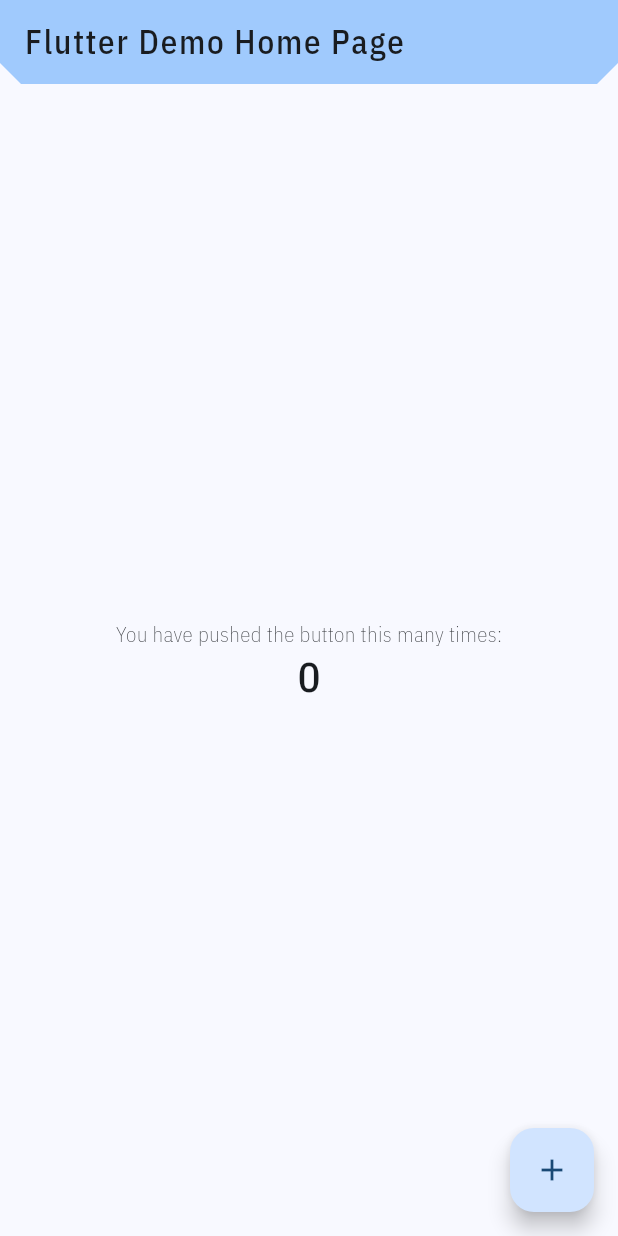
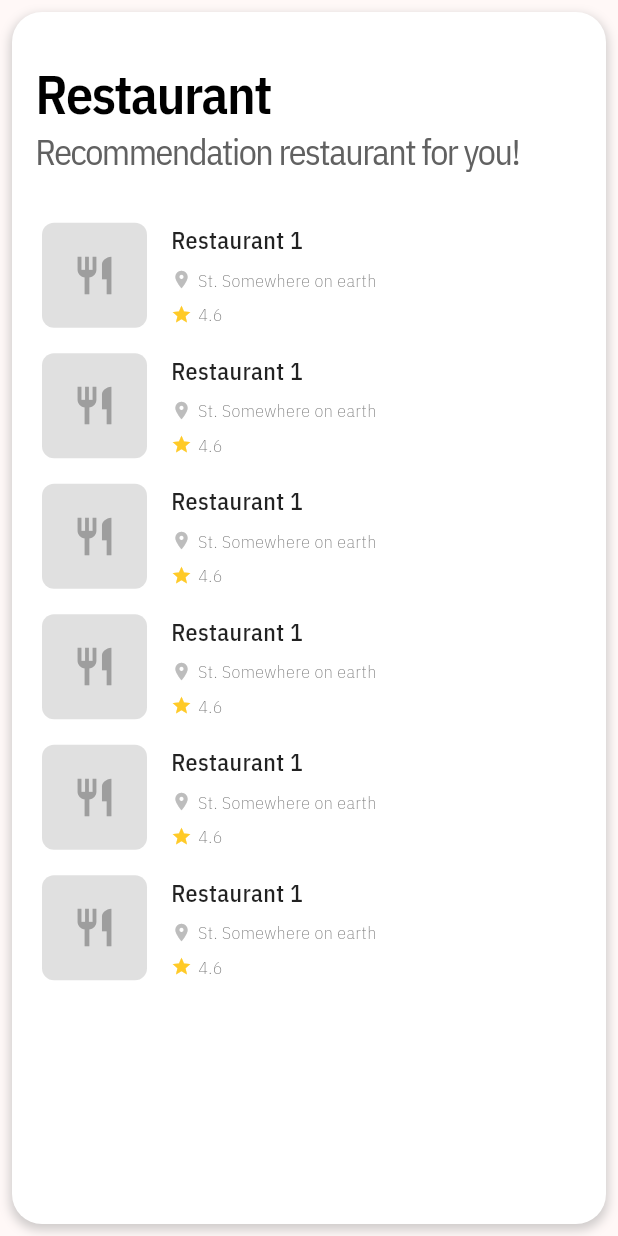
Before and after one commit to abdullohumar/restaurant_app, a Flutter app: the screen it shows after launch, on a phone screen of 412 x 824 dp. Run offline on Flutter 3.47's test engine with Material 3 defaults, Android fonts, the light colour scheme and no system bars; project files that could hold a hidden picture were left out.

Commit message:
home screen UI

```diff
--- a/lib/main.dart
+++ b/lib/main.dart
@@ -1,4 +1,6 @@
 import 'package:flutter/material.dart';
+import 'package:restaurant_app/screen/home/home_screen.dart';
+import 'package:restaurant_app/static/navigation_route.dart';
 import 'package:restaurant_app/style/theme/restaurant_theme.dart';
 
 void main() {
@@ -17,93 +19,11 @@
       theme: RestaurantTheme.lightTheme,
       darkTheme: RestaurantTheme.darkTheme,
       themeMode: ThemeMode.system,
-      home: const MyHomePage(title: 'Flutter Demo Home Page'),
+      initialRoute: NavigationRoute.mainRoute.path,
+      routes: {
+        NavigationRoute.mainRoute.path: (context) => const HomeScreen(),
+        // NavigationRoute.detailRoute.path: (context) => const DetailScreen(),
+      },
     );
   }
 }
-
-class MyHomePage extends StatefulWidget {
-  const MyHomePage({super.key, required this.title});
-
-  // This widget is the home page of your application. It is stateful, meaning
-  // that it has a State object (defined below) that contains fields that affect
-  // how it looks.
-
-  // This class is the configuration for the state. It holds the values (in this
-  // case the title) provided by the parent (in this case the App widget) and
-  // used by the build method of the State. Fields in a Widget subclass are
-  // always marked "final".
-
-  final String title;
-
-  @override
-  State<MyHomePage> createState() => _MyHomePageState();
-}
-
-class _MyHomePageState extends State<MyHomePage> {
-  int _counter = 0;
-
-  void _incrementCounter() {
-    setState(() {
-      // This call to setState tells the Flutter framework that something has
-      // changed in this State, which causes it to rerun the build method below
-      // so that the display can reflect the updated values. If we changed
-      // _counter without calling setState(), then the build method would not be
-      // called again, and so nothing would appear to happen.
-      _counter++;
-    });
-  }
-
-  @override
-  Widget build(BuildContext context) {
-    // This method is rerun every time setState is called, for instance as done
-    // by the _incrementCounter method above.
-    //
-    // The Flutter framework has been optimized to make rerunning build methods
-    // fast, so that you can just rebuild anything that needs updating rather
-    // than having to individually change instances of widgets.
-    return Scaffold(
-      appBar: AppBar(
-        // TRY THIS: Try changing the color here to a specific color (to
-        // Colors.amber, perhaps?) and trigger a hot reload to see the AppBar
-        // change color while the other colors stay the same.
-        backgroundColor: Theme.of(context).colorScheme.inversePrimary,
-        // Here we take the value from the MyHomePage object that was created by
-        // the App.build method, and use it to set our appbar title.
-        title: Text(widget.title),
-      ),
-      body: Center(
-        // Center is a layout widget. It takes a single child and positions it
-        // in the middle of the parent.
-        child: Column(
-          // Column is also a layout widget. It takes a list of children and
-          // arranges them vertically. By default, it sizes itself to fit its
-          // children horizontally, and tries to be as tall as its parent.
-          //
-          // Column has various properties to control how it sizes itself and
-          // how it positions its children. Here we use mainAxisAlignment to
-          // center the children vertically; the main axis here is the vertical
-          // axis because Columns are vertical (the cross axis would be
-          // horizontal).
-          //
-          // TRY THIS: Invoke "debug painting" (choose the "Toggle Debug Paint"
-          // action in the IDE, or press "p" in the console), to see the
-          // wireframe for each widget.
-          mainAxisAlignment: MainAxisAlignment.center,
-          children: <Widget>[
-            const Text('You have pushed the button this many times:'),
-            Text(
-              '$_counter',
-              style: Theme.of(context).textTheme.headlineMedium,
-            ),
-          ],
-        ),
-      ),
-      floatingActionButton: FloatingActionButton(
-        onPressed: _incrementCounter,
-        tooltip: 'Increment',
-        child: const Icon(Icons.add),
-      ), // This trailing comma makes auto-formatting nicer for build methods.
-    );
-  }
-}
--- /dev/null
+++ b/lib/screen/home/home_screen.dart
@@ -0,0 +1,66 @@
+import 'package:flutter/material.dart';
+import 'package:restaurant_app/screen/home/restaurant_card_widget.dart';
+
+class HomeScreen extends StatelessWidget {
+  const HomeScreen({super.key});
+
+  @override
+  Widget build(BuildContext context) {
+    return Scaffold(
+      body: SafeArea(
+        child: Container(
+          decoration: BoxDecoration(
+            color: Colors.white,
+            borderRadius: BorderRadius.circular(20),
+            boxShadow: [
+              BoxShadow(
+                color: Colors.grey.withOpacity(0.5),
+                spreadRadius: 1,
+                blurRadius: 5,
+                offset: const Offset(0, 3),
+              ),
+            ],
+          ),
+          margin: const EdgeInsets.all(8.0),
+          child: Column(
+            crossAxisAlignment: CrossAxisAlignment.start,
+            children: [
+              // Title
+              Padding(
+                padding: const EdgeInsets.fromLTRB(16.0, 27.0, 16.0, 15.0),
+                child: Column(
+                  crossAxisAlignment: CrossAxisAlignment.start,
+                  children: [
+                    Text(
+                      'Restaurant',
+                      style: Theme.of(context).textTheme.headlineLarge?.copyWith(
+                        color: Colors.black,
+                      ),
+                    ),
+                    Text(
+                      'Recommendation restaurant for you!',
+                      style: Theme.of(context).textTheme.headlineSmall?.copyWith(
+                        color: Colors.grey[700],
+                      ),
+                    ),
+                  ],
+                ),
+              ),
+
+              // Restaurant List
+              Expanded(
+                child: ListView.builder(
+                  padding: const EdgeInsets.all(20.0),
+                  itemCount: 6,
+                  itemBuilder: (context, index) {
+                    return RestaurantCardWidget();
+                  },
+                ),
+              ),
+            ],
+          ),
+        ),
+      ),
+    );
+  }
+}
--- /dev/null
+++ b/lib/screen/home/restaurant_card_widget.dart
@@ -0,0 +1,86 @@
+import 'package:flutter/material.dart';
+
+class RestaurantCardWidget extends StatelessWidget {
+  const RestaurantCardWidget({super.key});
+
+  @override
+  Widget build(BuildContext context) {
+    return Container(
+      margin: const EdgeInsets.only(bottom: 16.0),
+      child: Row(
+        children: [
+          // Restaurant Image
+          Container(
+            width: 70,
+            height: 70,
+            decoration: BoxDecoration(
+              color: Colors.grey[300],
+              borderRadius: BorderRadius.circular(8.0),
+            ),
+            child: Center(
+              child: Icon(
+                Icons.restaurant,
+                color: Colors.grey[500],
+                size: 30,
+              ),
+            ),
+          ),
+          const SizedBox(width: 16.0),
+
+          // Restaurant Details
+          Expanded(
+            child: Column(
+              crossAxisAlignment: CrossAxisAlignment.start,
+              children: [
+                const Text(
+                  'Restaurant 1',
+                  style: TextStyle(
+                    color: Colors.black87,
+                    fontSize: 16,
+                    fontWeight: FontWeight.w500,
+                  ),
+                ),
+                const SizedBox(height: 4.0),
+                Row(
+                  children: [
+                    Icon(
+                      Icons.location_on,
+                      size: 14,
+                      color: Colors.grey[400],
+                    ),
+                    const SizedBox(width: 4.0),
+                    Text(
+                      'St. Somewhere on earth',
+                      style: TextStyle(
+                        fontSize: 12,
+                        color: Colors.grey[600],
+                      ),
+                    ),
+                  ],
+                ),
+                const SizedBox(height: 4.0),
+                Row(
+                  children: [
+                    Icon(
+                      Icons.star,
+                      size: 14,
+                      color: Colors.amber[400],
+                    ),
+                    const SizedBox(width: 4.0),
+                    Text(
+                      '4.6',
+                      style: TextStyle(
+                        fontSize: 12,
+                        color: Colors.grey[600],
+                      ),
+                    ),
+                  ],
+                ),
+              ],
+            ),
+          ),
+        ],
+      ),
+    );
+  }
+}
--- a/lib/style/colors/tourism_colors.dart
+++ b/lib/style/colors/tourism_colors.dart
@@ -1,7 +1,7 @@
 import 'package:flutter/material.dart';
 
 enum TourismColors {
-  blue("Blue", Colors.blue);
+  red("Red", Colors.red);
 
   const TourismColors(this.name, this.color);
   final String name;
--- a/lib/style/theme/restaurant_theme.dart
+++ b/lib/style/theme/restaurant_theme.dart
@@ -37,7 +37,7 @@
 
   static ThemeData get lightTheme {
     return ThemeData(
-      colorSchemeSeed: TourismColors.blue.color,
+      colorSchemeSeed: TourismColors.red.color,
       useMaterial3: true,
       brightness: Brightness.light,
       appBarTheme: _appBarTheme,
@@ -47,7 +47,7 @@
 
   static ThemeData get darkTheme {
     return ThemeData(
-      colorSchemeSeed: TourismColors.blue.color,
+      colorSchemeSeed: TourismColors.red.color,
       useMaterial3: true,
       brightness: Brightness.dark,
       appBarTheme: _appBarTheme,
--- a/lib/style/typography/tourism_text_styles.dart
+++ b/lib/style/typography/tourism_text_styles.dart
@@ -31,7 +31,7 @@
 
    /// headlineLarge Text Style
  static TextStyle headlineLarge = _commonStyle.copyWith(
-   fontSize: 32,
+   fontSize: 36,
    fontWeight: FontWeight.w600,
    height: 1.5,
    letterSpacing: -1,
@@ -39,7 +39,7 @@
 
  /// headlineMedium Text Style
  static TextStyle headlineMedium = _commonStyle.copyWith(
-   fontSize: 28,
+   fontSize: 23,
    fontWeight: FontWeight.w500,
    height: 1.2,
    letterSpacing: -1,
```
